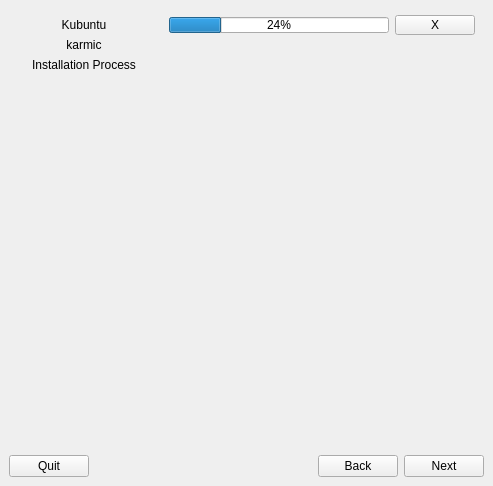
Before: the Qt Designer form gui/qt/app.ui in chenhan1218/ubiquity, drawn with Qt 5.
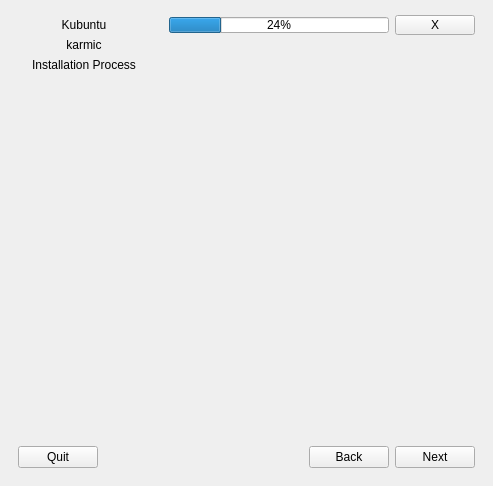
After: the same form once the commit is applied.

Commit message: Introduce a footer widget

The edit to the form file:
```diff
--- a/gui/qt/app.ui
+++ b/gui/qt/app.ui
@@ -109,33 +109,6 @@
          </layout>
         </widget>
        </item>
-       <item>
-        <layout class="QHBoxLayout" name="horizontalLayout">
-         <item>
-          <widget class="QPushButton" name="quit">
-           <property name="text">
-            <string>Quit</string>
-           </property>
-           <property name="autoDefault">
-            <bool>true</bool>
-           </property>
-          </widget>
-         </item>
-         <item>
-          <spacer name="horizontalSpacer">
-           <property name="orientation">
-            <enum>Qt::Horizontal</enum>
-           </property>
-           <property name="sizeHint" stdset="0">
-            <size>
-             <width>40</width>
-             <height>20</height>
-            </size>
-           </property>
-          </spacer>
-         </item>
-        </layout>
-       </item>
       </layout>
      </widget>
     </item>
@@ -171,48 +144,6 @@
              </property>
             </widget>
            </item>
-           <item>
-            <widget class="QWidget" name="navigation" native="true">
-             <layout class="QHBoxLayout" name="horizontalLayout_2">
-              <property name="margin">
-               <number>0</number>
-              </property>
-              <item>
-               <spacer name="horizontalSpacer_5">
-                <property name="orientation">
-                 <enum>Qt::Horizontal</enum>
-                </property>
-                <property name="sizeHint" stdset="0">
-                 <size>
-                  <width>40</width>
-                  <height>20</height>
-                 </size>
-                </property>
-               </spacer>
-              </item>
-              <item>
-               <widget class="QPushButton" name="back">
-                <property name="text">
-                 <string>Back</string>
-                </property>
-                <property name="autoDefault">
-                 <bool>true</bool>
-                </property>
-               </widget>
-              </item>
-              <item>
-               <widget class="QPushButton" name="next">
-                <property name="text">
-                 <string>Next</string>
-                </property>
-                <property name="autoDefault">
-                 <bool>true</bool>
-                </property>
-               </widget>
-              </item>
-             </layout>
-            </widget>
-           </item>
           </layout>
          </widget>
         </item>
@@ -329,6 +260,70 @@
       </layout>
      </widget>
     </item>
+    <item row="2" column="0" colspan="3">
+     <widget class="QWidget" name="footer_widget" native="true">
+      <property name="minimumSize">
+       <size>
+        <width>0</width>
+        <height>30</height>
+       </size>
+      </property>
+      <layout class="QHBoxLayout" name="horizontalLayout">
+       <item>
+        <widget class="QPushButton" name="quit">
+         <property name="text">
+          <string>Quit</string>
+         </property>
+         <property name="autoDefault">
+          <bool>true</bool>
+         </property>
+        </widget>
+       </item>
+       <item>
+        <widget class="QWidget" name="navigation" native="true">
+         <layout class="QHBoxLayout" name="horizontalLayout_2">
+          <property name="margin">
+           <number>0</number>
+          </property>
+          <item>
+           <spacer name="horizontalSpacer_5">
+            <property name="orientation">
+             <enum>Qt::Horizontal</enum>
+            </property>
+            <property name="sizeHint" stdset="0">
+             <size>
+              <width>40</width>
+              <height>20</height>
+             </size>
+            </property>
+           </spacer>
+          </item>
+          <item>
+           <widget class="QPushButton" name="back">
+            <property name="text">
+             <string>Back</string>
+            </property>
+            <property name="autoDefault">
+             <bool>true</bool>
+            </property>
+           </widget>
+          </item>
+          <item>
+           <widget class="QPushButton" name="next">
+            <property name="text">
+             <string>Next</string>
+            </property>
+            <property name="autoDefault">
+             <bool>true</bool>
+            </property>
+           </widget>
+          </item>
+         </layout>
+        </widget>
+       </item>
+      </layout>
+     </widget>
+    </item>
    </layout>
   </widget>
  </widget>
```
Left out of the diff: 1 changed line with no effect on the pictures. The commit also changes 1 other file.
